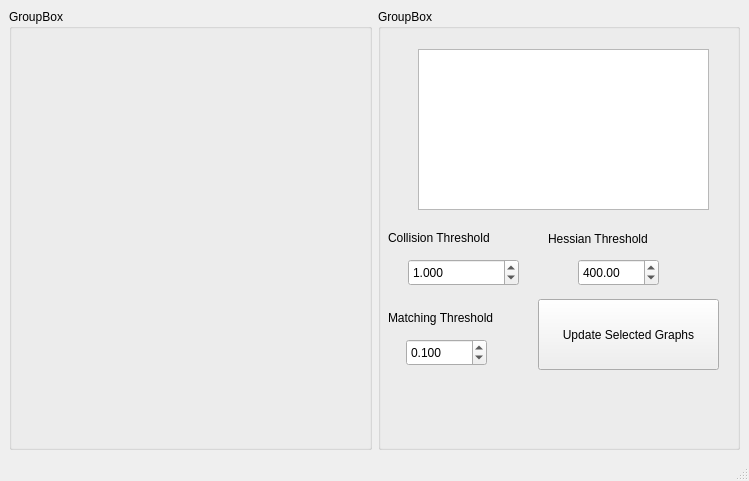
Before: the Qt Designer form plotwindow.ui in jcmayoral/VisionUtils, drawn with Qt 5.
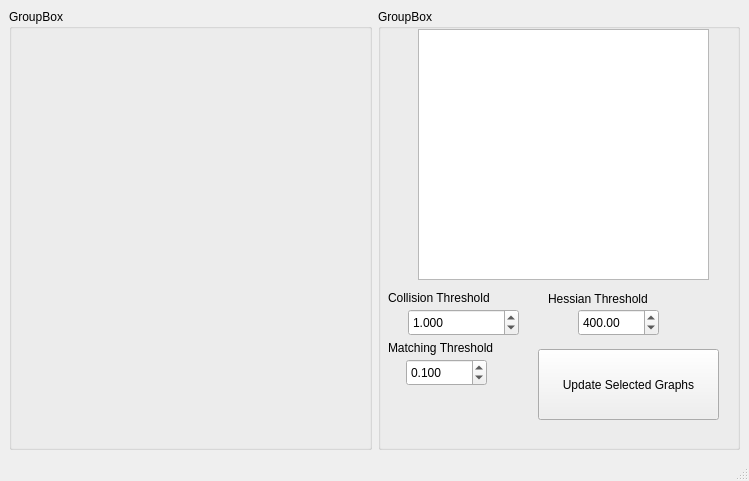
After: the same form once the commit is applied. Custom widgets are drawn as their Qt base class.

The edit to the form file:
```diff
--- a/plotwindow.ui
+++ b/plotwindow.ui
@@ -53,9 +53,9 @@
        <property name="geometry">
         <rect>
          <x>40</x>
-         <y>40</y>
+         <y>20</y>
          <width>291</width>
-         <height>161</height>
+         <height>251</height>
         </rect>
        </property>
        <property name="sizePolicy">
@@ -69,7 +69,7 @@
        <property name="geometry">
         <rect>
          <x>160</x>
-         <y>290</y>
+         <y>340</y>
          <width>181</width>
          <height>71</height>
         </rect>
@@ -88,7 +88,7 @@
        <property name="geometry">
         <rect>
          <x>30</x>
-         <y>250</y>
+         <y>300</y>
          <width>111</width>
          <height>27</height>
         </rect>
@@ -110,7 +110,7 @@
        <property name="geometry">
         <rect>
          <x>10</x>
-         <y>220</y>
+         <y>280</y>
          <width>141</width>
          <height>17</height>
         </rect>
@@ -123,7 +123,7 @@
        <property name="geometry">
         <rect>
          <x>170</x>
-         <y>220</y>
+         <y>280</y>
          <width>141</width>
          <height>20</height>
         </rect>
@@ -136,7 +136,7 @@
        <property name="geometry">
         <rect>
          <x>200</x>
-         <y>250</y>
+         <y>300</y>
          <width>81</width>
          <height>27</height>
         </rect>
@@ -155,7 +155,7 @@
        <property name="geometry">
         <rect>
          <x>10</x>
-         <y>300</y>
+         <y>330</y>
          <width>141</width>
          <height>17</height>
         </rect>
@@ -168,7 +168,7 @@
        <property name="geometry">
         <rect>
          <x>28</x>
-         <y>330</y>
+         <y>350</y>
          <width>81</width>
          <height>27</height>
         </rect>
```
Left out of the diff: 7 changed lines with no effect on the pictures.
